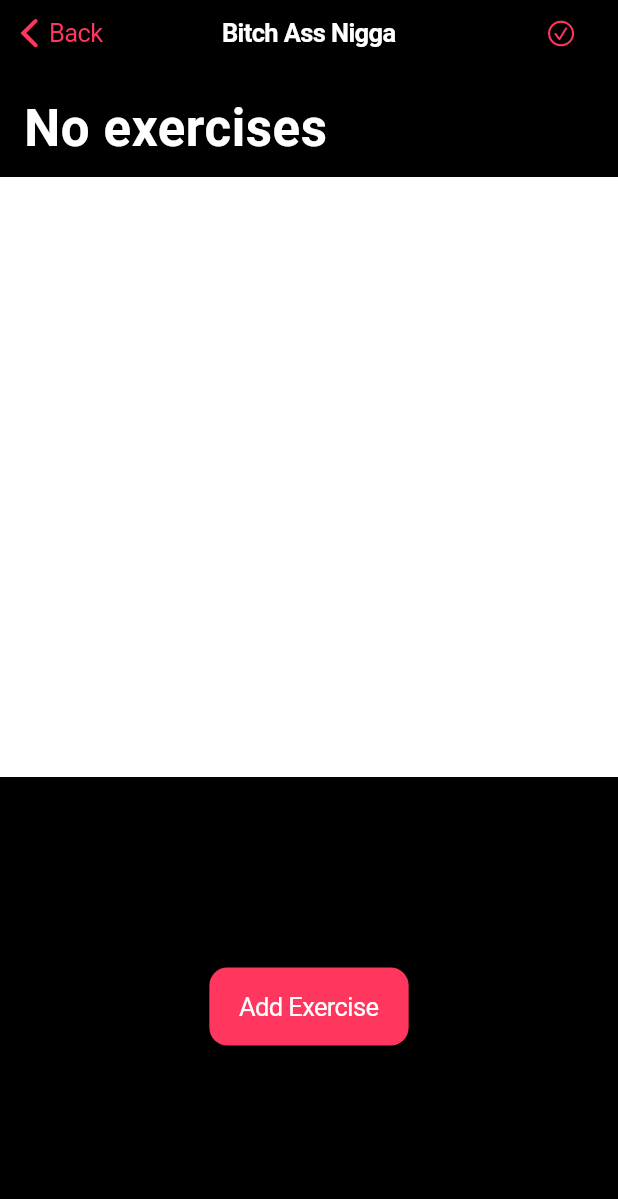
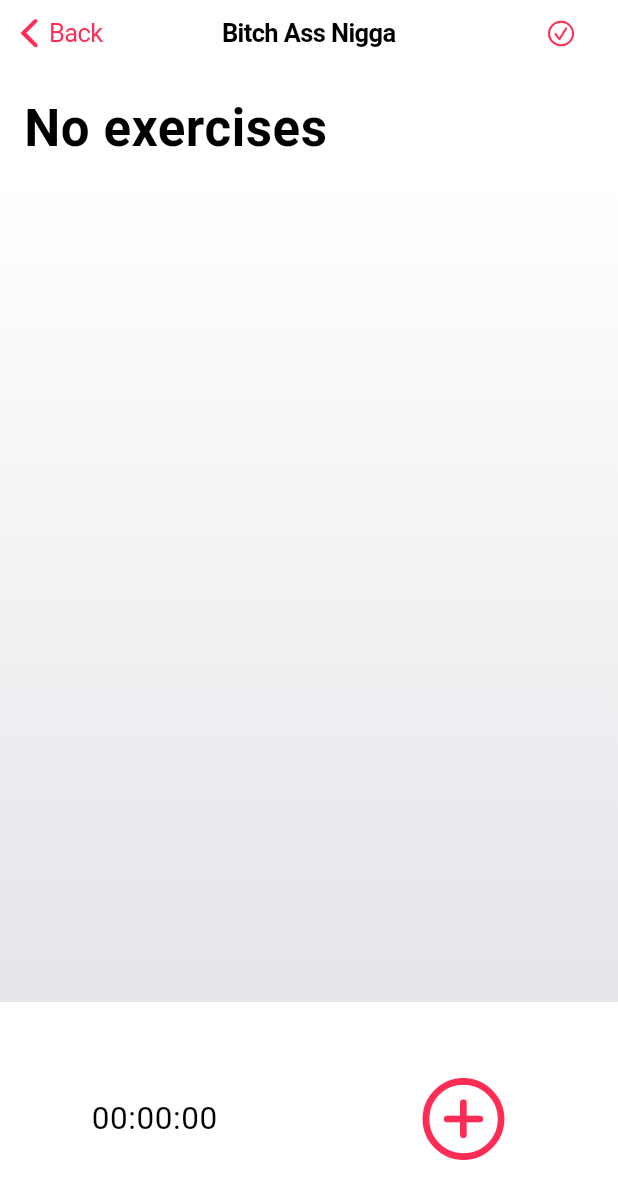
Before and after one commit to ChabanovX/gym-tracker, a Flutter app: the TrainingProcess screen opened directly, on a phone screen of 412 x 824 dp. Shown: the top 1199 px of the screen. Run offline on Flutter 3.47's test engine with Material 3 defaults, Android fonts, the phone set to English and light mode, and no system bars.

Commit message:
New: Gradient background for exercise adding

```diff
--- a/lib/main.dart
+++ b/lib/main.dart
@@ -10,7 +10,7 @@ class MainApp extends StatelessWidget {
   Widget build(BuildContext context) {
     return const CupertinoApp(
       theme: CupertinoThemeData(
-        brightness: Brightness.dark,
+        brightness: Brightness.light,
         primaryColor: CupertinoColors.systemPink,
       ),
       home: RootPage(),
--- a/lib/pages/training_process.dart
+++ b/lib/pages/training_process.dart
@@ -1,8 +1,9 @@
 import 'package:flutter/cupertino.dart';
-import 'package:flutter/material.dart';
 
-import '../widgets/add_exercise_surface.dart';
+import '../widgets/add_exercise_surface_bottom.dart';
+import '../widgets/add_exercise_surface_popup.dart';
 import '../widgets/exercise_tile.dart';
+
 import '../models/exercise.dart';
 
 class TrainingProcess extends StatefulWidget {
@@ -13,23 +14,7 @@ class TrainingProcess extends StatefulWidget {
 }
 
 class _TrainingProcessState extends State<TrainingProcess> {
-  List<Exercise> _exercises = [
-    // const Exercise(
-    //   name: "Bench Press",
-    //   sets: 3,
-    //   reps: 12,
-    // ),
-    // const Exercise(
-    //   name: "Deadlift",
-    //   sets: 5,
-    //   reps: 6,
-    // ),
-    // const Exercise(
-    //   name: "Squat",
-    //   sets: 3,
-    //   reps: 12,
-    // ),
-  ];
+  final List<Exercise> _exercises = [];
 
   @override
   Widget build(BuildContext context) {
@@ -63,20 +48,26 @@ class _TrainingProcessState extends State<TrainingProcess> {
               height: 50,
               alignment: Alignment.centerLeft,
               child: Text(
-                _exercises.isEmpty ? "No exercises" : "Your exercises",
-                style: CupertinoTheme.of(context)
-                    .textTheme
-                    .navLargeTitleTextStyle
-                    .copyWith(
-                        // fontSize: 14,
-                        ),
-              ),
+                  _exercises.isEmpty ? "No exercises" : "Your exercises",
+                  style: CupertinoTheme.of(context)
+                      .textTheme
+                      .navLargeTitleTextStyle),
             ),
             SizedBox(
               width: double.infinity,
               child: Container(
-                color: CupertinoTheme.of(context).primaryContrastingColor,
-                height: 400,
+                decoration: BoxDecoration(
+                  gradient: LinearGradient(
+                    begin: Alignment.topCenter,
+                    end: Alignment.bottomCenter,
+                    colors: [
+                      CupertinoTheme.of(context).primaryContrastingColor,
+                      CupertinoColors.lightBackgroundGray,
+                    ],
+                    stops: [0.0, 1.0],
+                  ),
+                ),
+                height: 550,
                 child: CupertinoScrollbar(
                   child: SingleChildScrollView(
                     child: Column(
@@ -86,7 +77,7 @@ class _TrainingProcessState extends State<TrainingProcess> {
                           return ExerciseTile(
                             title: _exercises[index].name,
                             onTap: () {
-                              print("${_exercises[index].name}");
+                              print(_exercises[index].name);
                             },
                           );
                         },
@@ -96,18 +87,8 @@ class _TrainingProcessState extends State<TrainingProcess> {
                 ),
               ),
             ),
-            Flexible(
-              child: Center(
-                child: CupertinoButton.filled(
-                  child: const Text('Add Exercise'),
-                  onPressed: () => {
-                    showCupertinoModalPopup(
-                      context: context,
-                      builder: (BuildContext context) => const AddExercise(),
-                    ),
-                  },
-                ),
-              ),
+            AddExerciseSurfaceBottom(
+              popUpSurface: AddExercisePopup(),
             ),
           ],
         ),
--- /dev/null
+++ b/lib/widgets/add_exercise_surface_bottom.dart
@@ -0,0 +1,48 @@
+import 'package:flutter/cupertino.dart';
+
+class AddExerciseSurfaceBottom extends StatelessWidget {
+  final Widget popUpSurface;
+  const AddExerciseSurfaceBottom({super.key, required this.popUpSurface});
+
+  @override
+  Widget build(BuildContext context) {
+    return Flexible(
+      child: Column(
+        children: [
+          Expanded(
+            child: Row(
+              children: [
+                Expanded(
+                  child: Center(
+                    child: Text(
+                      "00:00:00",
+                      style: CupertinoTheme.of(context)
+                          .textTheme
+                          .dateTimePickerTextStyle,
+                    ),
+                  ),
+                ), // Bottom-left area
+                Expanded(
+                  child: Center(
+                    child: CupertinoButton(
+                      child: const Icon(
+                        CupertinoIcons.add_circled,
+                        size: 64,
+                      ),
+                      onPressed: () {
+                        showCupertinoModalPopup(
+                          context: context,
+                          builder: (BuildContext context) => popUpSurface,
+                        );
+                      },
+                    ),
+                  ),
+                ), // Bottom-right area with button in the center
+              ],
+            ),
+          ),
+        ],
+      ),
+    );
+  }
+}
```
Also changed, not shown: lib/widgets/add_exercise_surface.dart (deleted, +0 -23 lines), lib/widgets/add_exercise_surface_popup.dart (added, +83 -0 lines), lib/widgets/exercise_tile.dart (+4 -4 lines), 1 other file.
